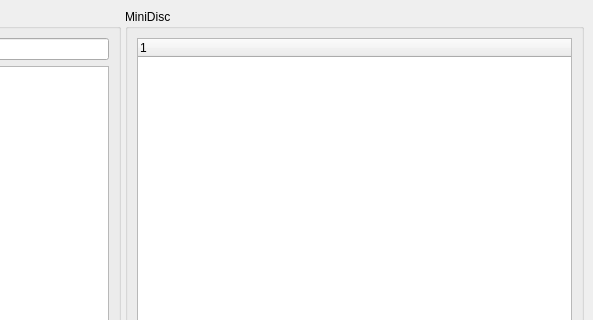
Qt form mainwindow.ui (Jo2003/cd2netmd_gui) before a commit; both pictures show x 347 to 940 and y 0 to 320 of the 940 by 730 pixel window.
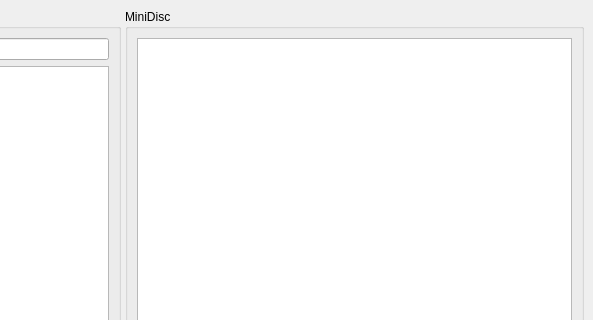
The same form after that commit. Icons and pictures are not drawn. Custom widgets are drawn as their Qt base class.

Commit message: - add own tree model

```diff
--- a/mainwindow.ui
+++ b/mainwindow.ui
@@ -85,12 +85,10 @@
        </property>
        <layout class="QVBoxLayout" name="verticalLayout_3">
         <item>
-         <widget class="QTreeWidget" name="treeWidget">
-          <column>
-           <property name="text">
-            <string notr="true">1</string>
-           </property>
-          </column>
+         <widget class="CMDTreeView" name="treeView">
+          <property name="selectionMode">
+           <enum>QAbstractItemView::ContiguousSelection</enum>
+          </property>
          </widget>
         </item>
         <item>
@@ -148,6 +146,11 @@
    <extends>QTableView</extends>
    <header>ccdtableview.h</header>
   </customwidget>
+  <customwidget>
+   <class>CMDTreeView</class>
+   <extends>QTreeView</extends>
+   <header>cmdtreeview.h</header>
+  </customwidget>
  </customwidgets>
  <resources>
   <include location="resources.qrc"/>
```
The commit also changes 22 other files.
